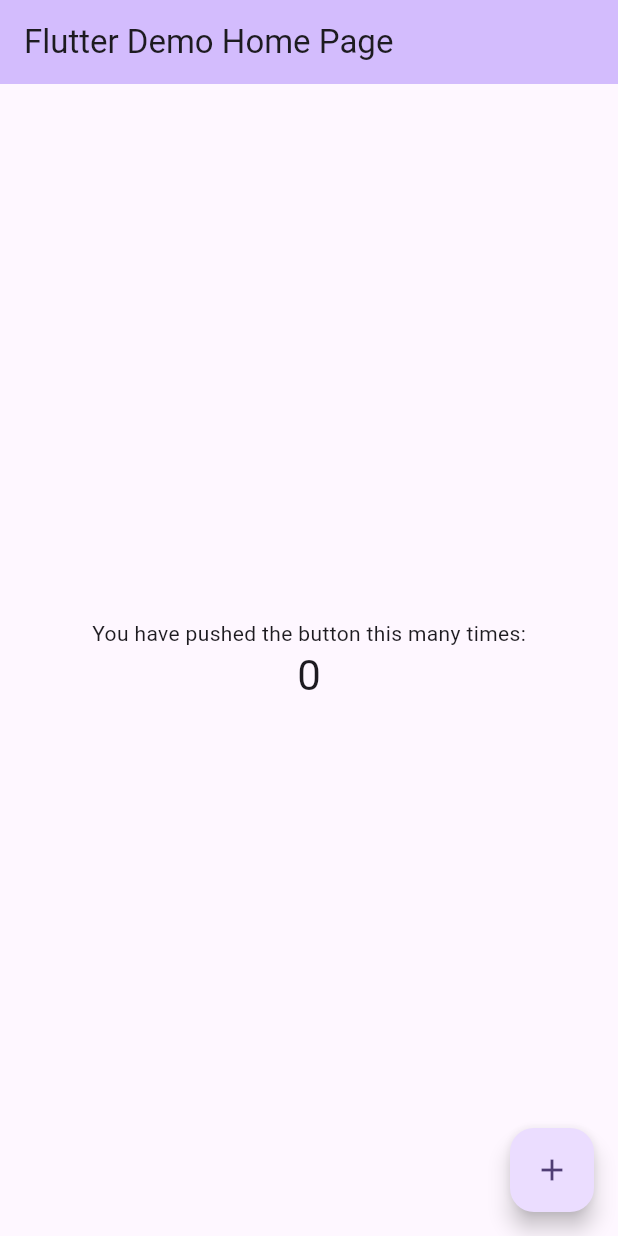
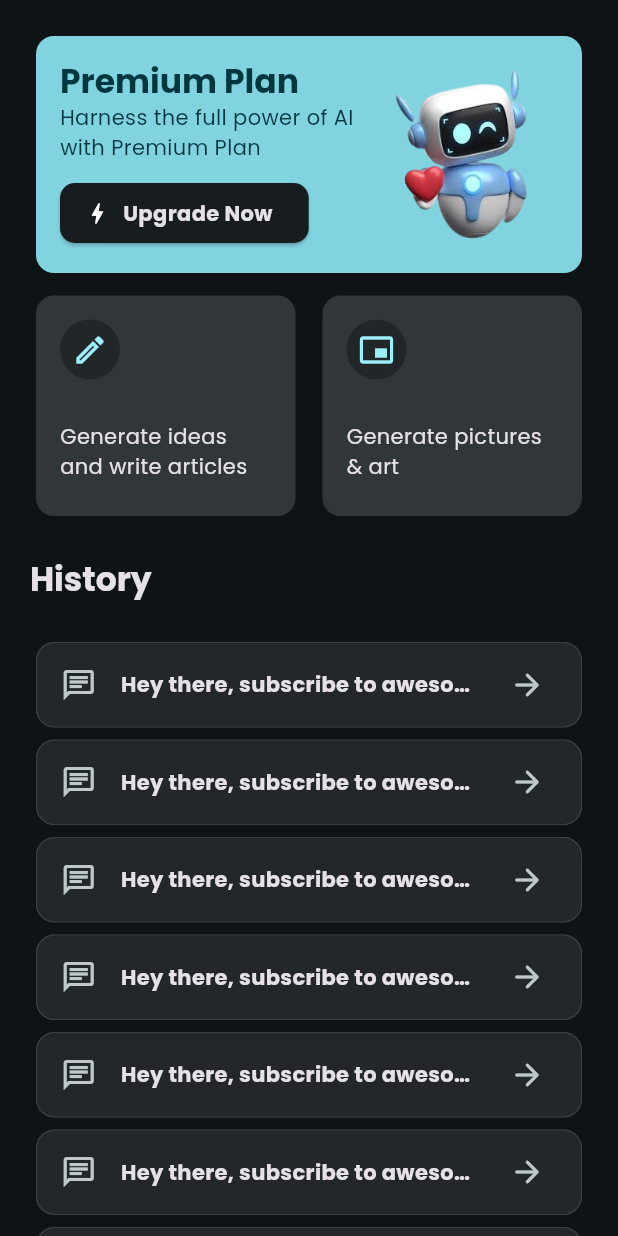
Before and after one commit to Habeeb-marcus/chat-AI, a Flutter app: the screen it shows after launch, on a phone screen of 412 x 824 dp. Run offline on Flutter 3.47's test engine with Material 3 defaults, Android fonts, the phone set to English and light mode, and no system bars; our stand-ins replace google_fonts.

Commit message:
feat(UI): home-page

```diff
--- /dev/null
+++ b/lib/app.dart
@@ -0,0 +1,11 @@
+import 'package:chat_ai/features/home/home_page.dart';
+import 'package:flutter/material.dart';
+
+class App extends StatelessWidget {
+  const App({super.key});
+
+  @override
+  Widget build(BuildContext context) {
+    return const HomePage();
+  }
+}
--- /dev/null
+++ b/lib/features/home/home_page.dart
@@ -0,0 +1,60 @@
+import 'package:chat_ai/features/home/widgets/history_card.dart';
+import 'package:chat_ai/features/home/widgets/idea_card.dart';
+import 'package:chat_ai/features/home/widgets/premium_card.dart';
+import 'package:flutter/material.dart';
+
+class HomePage extends StatelessWidget {
+  const HomePage({super.key});
+
+  @override
+  Widget build(BuildContext context) {
+    final theme = Theme.of(context);
+    return  SafeArea(
+      child: Scaffold(
+        body: SingleChildScrollView(
+          child: Padding(
+            padding: const EdgeInsets.all(20),
+            child: Column(
+              mainAxisAlignment: MainAxisAlignment.start,
+              crossAxisAlignment: CrossAxisAlignment.start,
+              spacing: 7,
+              children: [
+                // premium card
+                const PremiumCard(),
+                // idea cards
+                Row(
+                  spacing: 10,
+                  children: [
+                  IdeaCard(
+                    text: 'Generate ideas and write articles',
+                    icon: Icons.edit_outlined,
+                  ),
+                  IdeaCard(
+                    text: 'Generate pictures & art',
+                    icon: Icons.picture_in_picture_alt,
+                  ),
+                  ],
+                ),
+                SizedBox(height: 10),
+                Text('History',
+                style: theme.textTheme.titleLarge?.copyWith(
+                  fontWeight: FontWeight.bold,),
+                ),
+                SizedBox(height: 10),
+                Wrap(
+                  children: List.generate(8, ( index) => const HistoryCard()),
+                ),
+
+
+                // history text
+
+                // history list
+              ],
+            ),
+          ),
+        ),
+      ),
+    );
+  }
+
+}
--- /dev/null
+++ b/lib/features/home/widgets/history_card.dart
@@ -0,0 +1,24 @@
+import 'package:flutter/material.dart';
+
+class HistoryCard extends StatelessWidget {
+  const HistoryCard({super.key});
+
+  @override
+  Widget build(BuildContext context) {
+    final theme = Theme.of(context);
+    return  Card.filled(
+      child: ListTile(
+        title: Text('Hey there, subscribe to awesome channel if you want more content like this.',
+        overflow: TextOverflow.ellipsis ,
+        maxLines: 1,
+
+        style: theme.textTheme.bodyMedium?.copyWith(
+          fontWeight: FontWeight.bold,
+        ),
+        ),
+        leading: Icon(Icons.chat_outlined),
+        trailing: Icon(Icons.arrow_forward_rounded),
+      ),
+    );
+  }
+}
--- /dev/null
+++ b/lib/features/home/widgets/idea_card.dart
@@ -0,0 +1,41 @@
+import 'package:flutter/material.dart';
+
+class IdeaCard extends StatelessWidget {
+  const IdeaCard({super.key, required this.text, required this.icon});
+
+final String text;
+final IconData icon;
+
+  @override
+  Widget build(BuildContext context) {
+    final theme = Theme.of(context);
+    return Expanded(
+      child: SizedBox(
+        height: 155,
+        child: Card.filled(
+          color: Color( 0XFF313638),
+          child: Padding(
+            padding: EdgeInsets.all(16),
+            child: Column(
+              crossAxisAlignment: CrossAxisAlignment.start,
+              spacing: 28,
+              children: [
+                CircleAvatar(
+                  backgroundColor: Color(0XFF212629),
+                  // #2d3739
+                  child: Icon(
+                    icon,
+                  ),
+                ),
+                Text(
+                  text,
+                  style: theme.textTheme.bodyMedium,
+                ),
+              ],
+            ),
+          ),
+        ),
+      ),
+    );
+  }
+}
--- /dev/null
+++ b/lib/features/home/widgets/premium_card.dart
@@ -0,0 +1,52 @@
+import 'package:flutter/material.dart';
+
+class PremiumCard extends StatelessWidget {
+  const PremiumCard({super.key});
+
+  @override
+  Widget build(BuildContext context) {
+    final theme = Theme.of(context);
+    return  Card.filled(
+      color: theme.colorScheme.primary,
+      child: Padding(
+        padding: EdgeInsets.all(16),
+        child: Row(
+          spacing: 10,
+          children: [
+          Expanded(child: Column(
+            crossAxisAlignment: CrossAxisAlignment.start,
+            children: [
+              Text('Premium Plan',
+              style: theme.textTheme.titleLarge?.copyWith(
+                fontWeight: FontWeight.bold,
+                color: theme.colorScheme.onPrimary,
+              ) ,),
+              Text('Harness the full power of AI with Premium Plan',
+              style: theme.textTheme.bodyMedium?.copyWith(
+                color: theme.colorScheme.onPrimary,
+              ),),
+              SizedBox(height: 10),
+              ElevatedButton.icon(
+                onPressed: (){},
+                icon: Icon(Icons.bolt,
+                ),
+                style: ElevatedButton.styleFrom(
+                  foregroundColor: Colors.white,
+                  iconColor: Colors.white,
+                ),
+                label: Text('Upgrade Now',
+                style: theme.textTheme.bodyMedium?.copyWith(
+                  fontWeight: FontWeight.bold,
+              ),
+          ))],
+          )),
+          Image.asset('assets/love-robot.png',
+          width: 120,
+          ),
+
+        ],
+          ),
+      ),
+    );
+  }
+}
--- a/lib/main.dart
+++ b/lib/main.dart
@@ -1,4 +1,6 @@
+import 'package:chat_ai/app.dart';
 import 'package:flutter/material.dart';
+import 'package:google_fonts/google_fonts.dart';
 
 void main() {
   runApp(const MyApp());
@@ -12,114 +14,48 @@ class MyApp extends StatelessWidget {
   Widget build(BuildContext context) {
     return MaterialApp(
       title: 'Flutter Demo',
+      debugShowCheckedModeBanner: false,
       theme: ThemeData(
-        // This is the theme of your application.
-        //
-        // TRY THIS: Try running your application with "flutter run". You'll see
-        // the application has a purple toolbar. Then, without quitting the app,
-        // try changing the seedColor in the colorScheme below to Colors.green
-        // and then invoke "hot reload" (save your changes or press the "hot
-        // reload" button in a Flutter-supported IDE, or press "r" if you used
-        // the command line to start the app).
-        //
-        // Notice that the counter didn't reset back to zero; the application
-        // state is not lost during the reload. To reset the state, use hot
-        // restart instead.
-        //
-        // This works for code too, not just values: Most code changes can be
-        // tested with just a hot reload.
-        colorScheme: ColorScheme.fromSeed(seedColor: Colors.deepPurple),
+        colorScheme: ColorScheme.fromSeed(seedColor: Color(0XFF212121)),
         useMaterial3: true,
+        textTheme: GoogleFonts.poppinsTextTheme(),
+           elevatedButtonTheme: ElevatedButtonThemeData(
+          style: ElevatedButton.styleFrom(
+            shape: RoundedRectangleBorder(
+              borderRadius: BorderRadius.circular(10),
+            ),
+          ),
+        ),
+
+
       ),
-      home: const MyHomePage(title: 'Flutter Demo Home Page'),
+
+      darkTheme: ThemeData(
+        colorScheme: ColorScheme.fromSeed(seedColor: Color(0XFF212121), brightness: Brightness.dark),
+        useMaterial3: true,
+        textTheme: GoogleFonts.poppinsTextTheme(ThemeData.dark().textTheme),
+        elevatedButtonTheme: ElevatedButtonThemeData(
+          style: ElevatedButton.styleFrom(
+            shape: RoundedRectangleBorder(
+              borderRadius: BorderRadius.circular(10),
+            ),
+          ),
+        ),
+        listTileTheme: ListTileThemeData(
+          tileColor: Color(0XFF232729),
+          shape: RoundedRectangleBorder(
+            borderRadius: BorderRadius.circular(13),
+            side: BorderSide(
+              // ignore: deprecated_member_use
+              color: Colors.grey.withOpacity(0.3),
+              width: 0.5,
+            ),
+          ),
+        )
+
+      ),
+      themeMode: ThemeMode.dark,
+      home: const App(),
     );
   }
 }
-
-class MyHomePage extends StatefulWidget {
-  const MyHomePage({super.key, required this.title});
-
-  // This widget is the home page of your application. It is stateful, meaning
-  // that it has a State object (defined below) that contains fields that affect
-  // how it looks.
-
-  // This class is the configuration for the state. It holds the values (in this
-  // case the title) provided by the parent (in this case the App widget) and
-  // used by the build method of the State. Fields in a Widget subclass are
-  // always marked "final".
-
-  final String title;
-
-  @override
-  State<MyHomePage> createState() => _MyHomePageState();
-}
-
-class _MyHomePageState extends State<MyHomePage> {
-  int _counter = 0;
-
-  void _incrementCounter() {
-    setState(() {
-      // This call to setState tells the Flutter framework that something has
-      // changed in this State, which causes it to rerun the build method below
-      // so that the display can reflect the updated values. If we changed
-      // _counter without calling setState(), then the build method would not be
-      // called again, and so nothing would appear to happen.
-      _counter++;
-    });
-  }
-
-  @override
-  Widget build(BuildContext context) {
-    // This method is rerun every time setState is called, for instance as done
-    // by the _incrementCounter method above.
-    //
-    // The Flutter framework has been optimized to make rerunning build methods
-    // fast, so that you can just rebuild anything that needs updating rather
-    // than having to individually change instances of widgets.
-    return Scaffold(
-      appBar: AppBar(
-        // TRY THIS: Try changing the color here to a specific color (to
-        // Colors.amber, perhaps?) and trigger a hot reload to see the AppBar
-        // change color while the other colors stay the same.
-        backgroundColor: Theme.of(context).colorScheme.inversePrimary,
-        // Here we take the value from the MyHomePage object that was created by
-        // the App.build method, and use it to set our appbar title.
-        title: Text(widget.title),
-      ),
-      body: Center(
-        // Center is a layout widget. It takes a single child and positions it
-        // in the middle of the parent.
-        child: Column(
-          // Column is also a layout widget. It takes a list of children and
-          // arranges them vertically. By default, it sizes itself to fit its
-          // children horizontally, and tries to be as tall as its parent.
-          //
-          // Column has various properties to control how it sizes itself and
-          // how it positions its children. Here we use mainAxisAlignment to
-          // center the children vertically; the main axis here is the vertical
-          // axis because Columns are vertical (the cross axis would be
-          // horizontal).
-          //
-          // TRY THIS: Invoke "debug painting" (choose the "Toggle Debug Paint"
-          // action in the IDE, or press "p" in the console), to see the
-          // wireframe for each widget.
-          mainAxisAlignment: MainAxisAlignment.center,
-          children: <Widget>[
-            const Text(
-              'You have pushed the button this many times:',
-            ),
-            Text(
-              '$_counter',
-              style: Theme.of(context).textTheme.headlineMedium,
-            ),
-          ],
-        ),
-      ),
-      floatingActionButton: FloatingActionButton(
-        onPressed: _incrementCounter,
-        tooltip: 'Increment',
-        child: const Icon(Icons.add),
-      ), // This trailing comma makes auto-formatting nicer for build methods.
-    );
-  }
-}
```
Also changed, not shown: pubspec.yaml (+4 -29 lines), assets/love-robot.png (added), assets/robot-chat.png (added), lib/features/home/provider.dart (added), pubspec.lock, 10 other files.
